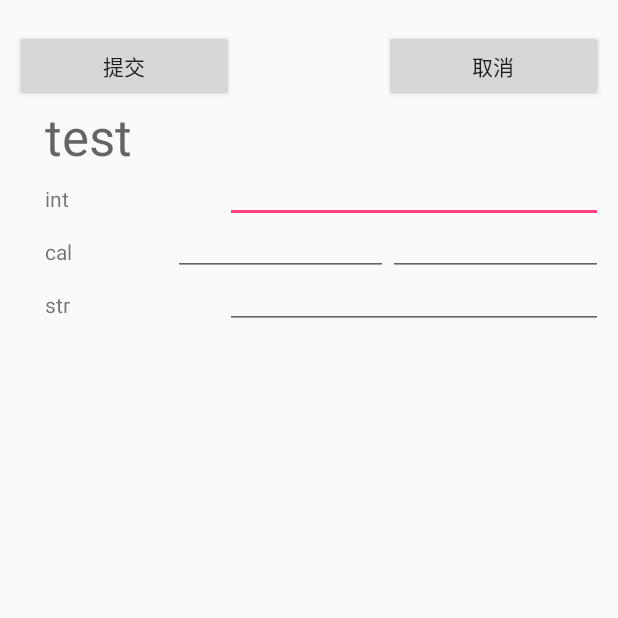
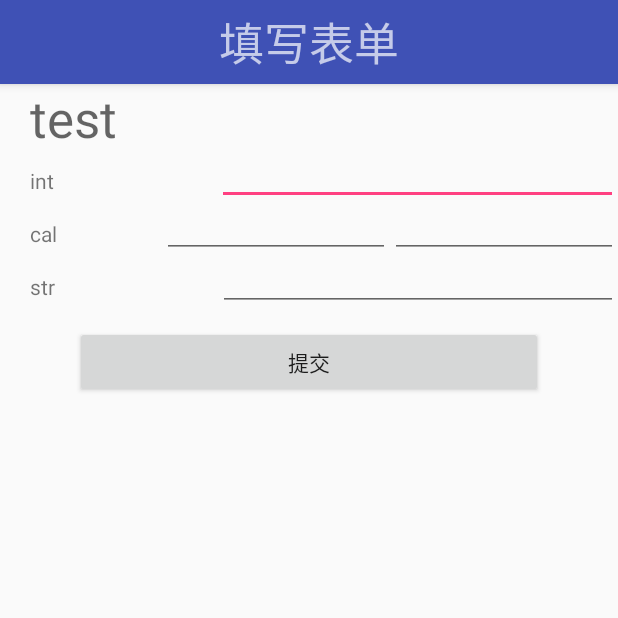
Before and after one commit to BlackShopLongClass/Personal_Info_Collector, an Android app: the fillList screen opened directly, with no data from a screen before it, on a phone screen of 412 x 824 dp, the top half of it. Run offline under Robolectric (Android 15) with nearby library versions, the phone set to English and light mode, and no system bars.

Commit message:
commit in midnight

```diff
--- a/app/src/main/AndroidManifest.xml
+++ b/app/src/main/AndroidManifest.xml
@@ -48,6 +48,10 @@
         <activity
             android:name=".fillList"
             android:label="@string/title_activity_fill_list"
+            android:theme="@style/AppTheme.NoActionBar" />
+        <activity
+            android:name=".Main2Activity"
+            android:label="@string/title_activity_main2"
             android:theme="@style/AppTheme.NoActionBar"></activity>
     </application>
 
--- a/app/src/main/java/blackstorelongclass/personal_info_collector/fillList.java
+++ b/app/src/main/java/blackstorelongclass/personal_info_collector/fillList.java
@@ -53,6 +53,8 @@ public class fillList extends AppCompatActivity implements View.OnClickListener
     protected void onCreate(Bundle savedInstanceState) {
         super.onCreate(savedInstanceState);
         setContentView(R.layout.activity_fill_list);
+        Toolbar toolbar = (Toolbar) findViewById(R.id.toolbar);
+        setSupportActionBar(toolbar);
         addView = (LinearLayout) findViewById(R.id.fl_addView);
 
 
@@ -108,7 +110,6 @@ public class fillList extends AppCompatActivity implements View.OnClickListener
             }
         }
         findViewById(R.id.submit).setOnClickListener(this);
-        findViewById(R.id.cancel).setOnClickListener(this);
 
     }
 
@@ -117,8 +118,6 @@ public class fillList extends AppCompatActivity implements View.OnClickListener
         switch (v.getId()) {
             case R.id.submit://点击添加按钮就动态添加Item
                 getData();
-                break;
-            case R.id.cancel://打印数据
                 break;
         }
     }
--- a/app/src/main/res/layout/activity_fill_list.xml
+++ b/app/src/main/res/layout/activity_fill_list.xml
@@ -4,42 +4,48 @@
     android:layout_height="wrap_content"
     android:id="@+id/fillList">
 
+
+
     <RelativeLayout
         android:layout_width="match_parent"
         android:layout_height="match_parent"
-        android:orientation="vertical"
-        android:padding="10dp">
+        android:orientation="vertical">
 
-        <LinearLayout
-            android:id="@+id/topButton"
+
+        <android.support.design.widget.AppBarLayout
             android:layout_width="match_parent"
-            android:layout_height="wrap_content"
-            android:orientation="horizontal">
+            android:layout_height="match_parent"
+            android:id="@+id/toolbarlayout"
+            android:theme="@style/AppTheme.AppBarOverlay">
 
-            <Button
-                android:id="@+id/submit"
+            <android.support.v7.widget.Toolbar
+                xmlns:app="http://schemas.android.com/apk/res-auto"
                 android:layout_width="match_parent"
-                android:layout_height="wrap_content"
-                android:layout_marginRight="50dp"
-                android:layout_marginTop="10dp"
-                android:layout_weight="3"
-                android:text="提交" />
+                android:layout_height="?attr/actionBarSize"
+                app:contentInsetLeft="0dp"
+                app:contentInsetStart="0dp">
+                <LinearLayout
+                    android:layout_width="match_parent"
+                    android:layout_height="?attr/actionBarSize"
+                    android:background="@color/colorPrimary"
+                    android:gravity="center">
+                    <TextView
+                        android:layout_width="wrap_content"
+                        android:layout_height="wrap_content"
+                        android:gravity="center"
+                        android:text="填写表单"
+                        android:textSize="30sp"
+                        />
+                </LinearLayout>
+            </android.support.v7.widget.Toolbar>
 
-            <Button
-                android:id="@+id/cancel"
-                android:layout_width="match_parent"
-                android:layout_height="wrap_content"
-                android:layout_weight="3"
-                android:layout_marginTop="10dp"
-                android:layout_marginLeft="50dp"
-                android:text="取消" />
-        </LinearLayout>
+        </android.support.design.widget.AppBarLayout>
 
         <TextView
             android:id="@+id/listTopic"
             android:layout_width="wrap_content"
             android:layout_height="wrap_content"
-            android:layout_below="@+id/topButton"
+            android:layout_below="@+id/toolbarlayout"
             android:layout_weight="2"
             android:text="表单名称"
             android:layout_marginLeft="20dp"
@@ -55,5 +61,17 @@
             android:layout_below="@+id/listTopic"
             android:orientation="vertical" />
 
+        <Button
+            android:id="@+id/submit"
+            android:layout_width="match_parent"
+            android:layout_height="wrap_content"
+            android:layout_below="@+id/fl_addView"
+            android:layout_marginRight="50dp"
+            android:layout_marginLeft="50dp"
+            android:layout_marginTop="10dp"
+            android:layout_weight="3"
+            android:text="提交" />
+
+
     </RelativeLayout>
 </ScrollView>
--- a/app/src/main/res/values/strings.xml
+++ b/app/src/main/res/values/strings.xml
@@ -24,4 +24,6 @@
     <string name="title_activity_dynamic_add_view">DynamicAddViewActivity</string>
     <string name="title_activity_dymatic_add_view">DymaticAddViewActivity</string>
     <string name="title_activity_fill_list">fillList</string>
+    <string name="title_activity_selectfill_list">selectfillList</string>
+    <string name="title_activity_main2">Main2Activity</string>
 </resources>
```
Also changed, not shown: app/src/main/java/blackstorelongclass/personal_info_collector/Main2Activity.java (added, +29 -0 lines), app/src/main/res/layout/activity_dynamic_add_view.xml (+29 -10 lines), app/src/main/res/layout/activity_main2.xml (added, +33 -0 lines), app/src/main/res/layout/content_main2.xml (added, +11 -0 lines).
